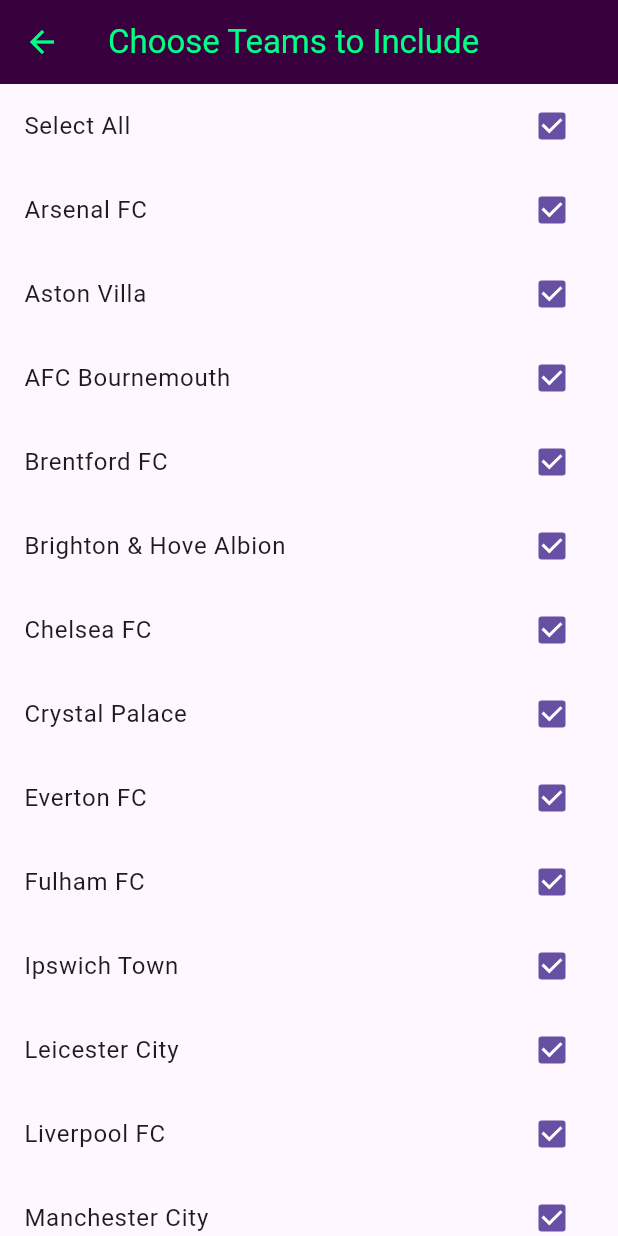
After one commit to dhislop17/plordle, a Flutter app: the FilterPlayersPage screen opened by its route, on a phone screen of 412 x 824 dp. The commit adds this screen. Run offline on Flutter 3.47's test engine with Material 3 defaults, Android fonts, the phone set to English and light mode, and no system bars; our stand-ins replace diacritic, flutter_dotenv, flutter_typeahead, get_it, logger, shared_preferences; missing offline and left inert: country_coder, flutter_timer_countdown; accounts and stored records are empty; network calls fail.

Commit message:
Added functionality to support playing the game with a filtered team list

```diff
--- a/plordle/lib/services/storage_service.dart
+++ b/plordle/lib/services/storage_service.dart
@@ -1,6 +1,7 @@
 import 'package:plordle/models/stat.dart';
 import 'package:shared_preferences/shared_preferences.dart';
 
+//TODO: Migrate all methods to new async shared prefrences interface
 class StorageService {
   Future<Stat> getUnlimitedModeStat() async {
     final prefs = await SharedPreferences.getInstance();
@@ -72,5 +73,15 @@ class StorageService {
     await prefs.clear();
   }
 
+  Future<List<String>> getExcludedTeams() async {
+    final prefs = await SharedPreferences.getInstance();
+    return prefs.getStringList('excluded_teams') ?? [];
+  }
+
+  Future<void> saveExcludedTeams(List<String> excludedTeams) async {
+    final prefs = await SharedPreferences.getInstance();
+    prefs.setStringList('excluded_teams', excludedTeams);
+  }
+
   //TODO: implement saving guesses and loading guess
 }
--- /dev/null
+++ b/plordle/lib/ui/pages/filter_players_page.dart
@@ -0,0 +1,43 @@
+import 'package:flutter/material.dart';
+import 'package:plordle/ui/utils/text_constants.dart';
+import 'package:plordle/ui/widgets/filter_player_list.dart';
+import 'package:plordle/view_models/player_view_model.dart';
+import 'package:plordle/view_models/theme_view_model.dart';
+import 'package:provider/provider.dart';
+
+class FilterPlayersPage extends StatelessWidget {
+  const FilterPlayersPage({super.key});
+
+  @override
+  Widget build(BuildContext context) {
+    var themeModel = Provider.of<ThemeViewModel>(context, listen: false);
+    return Consumer<PlayerViewModel>(builder: (context, model, child) {
+      return PopScope(
+          canPop: model.excludedTeams.length != 20,
+          onPopInvokedWithResult: (didPop, result) {
+            if (!didPop) {
+              ScaffoldMessenger.of(context).showMaterialBanner(MaterialBanner(
+                  content: const Text("You must include at least 1 team"),
+                  actions: [
+                    TextButton(
+                        onPressed: () => ScaffoldMessenger.of(context)
+                            .hideCurrentMaterialBanner(),
+                        child: const Text("Dismiss"))
+                  ]));
+            } else {
+              //TODO: This may need to work with Game State
+              //depending on when the user changes the list there may
+              //need to be additional calls to the api to get the correct player
+              model.storeTeamExclusions();
+            }
+          },
+          child: Scaffold(
+            appBar: AppBar(
+                backgroundColor: themeModel.primarySelectedThemeColor,
+                foregroundColor: themeModel.secondarySelectedThemeColor,
+                title: const Text(TextConstants.filterPageTitle)),
+            body: FilterPlayerList(),
+          ));
+    });
+  }
+}
--- a/plordle/lib/ui/utils/text_constants.dart
+++ b/plordle/lib/ui/utils/text_constants.dart
@@ -3,6 +3,7 @@ class TextConstants {
   static const String onboardingPageTitle = 'Welcome to Plordle';
   static const String gameTitle = 'PLORDLE';
   static const String gameSubtitle = 'EPL Player Guessing Game';
+  static const String filterPageTitle = 'Choose Teams to Include';
   static const String gridNameHeader = 'Name';
   static const String gridTeamHeader = 'Team';
   static const String gridPositionHeader = 'Position';
@@ -92,7 +93,7 @@ class TextConstants {
     'Southampton FC',
     'Tottenham Hotspur',
     'West Ham United',
-    'Wolverhampton Wandrers'
+    'Wolverhampton Wanderers'
   ];
 
   static final Map<String, String> teamAbbreviations = {
--- /dev/null
+++ b/plordle/lib/ui/widgets/filter_player_list.dart
@@ -0,0 +1,55 @@
+import 'package:flutter/material.dart';
+import 'package:plordle/ui/utils/text_constants.dart';
+import 'package:plordle/view_models/player_view_model.dart';
+import 'package:provider/provider.dart';
+
+class FilterPlayerList extends StatelessWidget {
+  final List<String> teams = TextConstants.teamsList;
+
+  FilterPlayerList({super.key});
+
+  @override
+  Widget build(BuildContext context) {
+    return ListView(
+      shrinkWrap: true,
+      children: [_buildSelectAllRow(), ...teams.map(_buildFilterListRow)],
+    );
+  }
+
+  Widget _buildSelectAllRow() {
+    bool selected = true;
+    return Consumer<PlayerViewModel>(
+      builder: (context, model, child) {
+        return CheckboxListTile(
+            controlAffinity: ListTileControlAffinity.platform,
+            title: const Text("Select All"),
+            value: model.excludedTeams.isEmpty && selected,
+            onChanged: (status) {
+              if (model.excludedTeams.isEmpty) {
+                model.includeManyTeams(teams);
+              } else {
+                model.clearTeamExclusions();
+              }
+            });
+      },
+    );
+  }
+
+  Widget _buildFilterListRow(String teamName) {
+    return Consumer<PlayerViewModel>(
+      builder: (context, model, child) {
+        return CheckboxListTile(
+          controlAffinity: ListTileControlAffinity.platform,
+          title: Text(teamName),
+          value: !model.excludedTeams.contains(teamName),
+          onChanged: (status) {
+            //TODO: This may need to work with Game State
+            //depending on when the user changes this list there may
+            //need to be additional calls to the api to get the correct player
+            model.updateTeamExclusions(teamName);
+          },
+        );
+      },
+    );
+  }
+}
--- a/plordle/lib/ui/widgets/grid/grid_squares/team_square.dart
+++ b/plordle/lib/ui/widgets/grid/grid_squares/team_square.dart
@@ -18,7 +18,7 @@ class TeamSquare extends StatelessWidget {
             decoration: BoxDecoration(
               color: _colorTeamSquare(player, guess),
             ),
-            child: Text(player.team)),
+            child: Text(player.teamAbbr)),
       ),
     );
   }
```
Also changed, not shown: plordle/lib/services/player_service.dart (+58 -34 lines), plordle/lib/ui/pages/home_page.dart (+5 -6 lines), plordle/lib/ui/pages/onboarding_page.dart (+12 -9 lines), plordle/lib/view_models/player_view_model.dart (+47 -5 lines), 1 other file.
